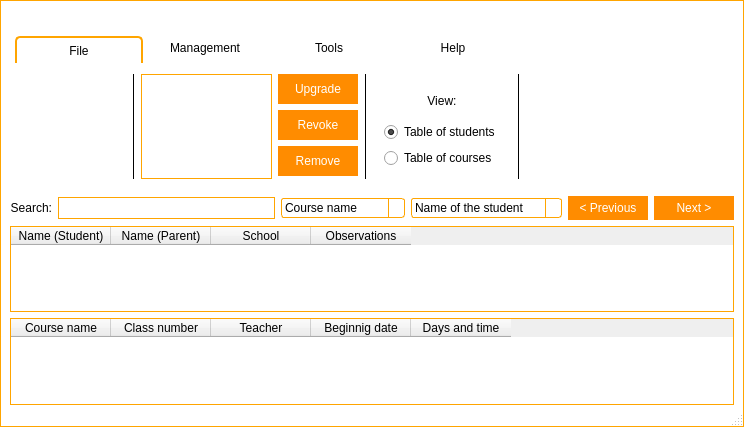
Old version of the form frmmain.ui in the repository Nintersoft/SmartClass.
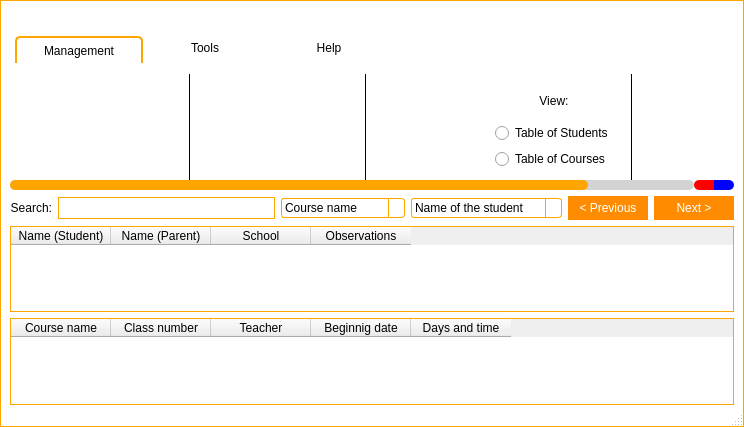
New version of the form. The open tabs and pages were chosen to show the change. Icons and pictures are not drawn. Custom widgets are drawn as their Qt base class.

Patch:
```diff
--- a/frmmain.ui
+++ b/frmmain.ui
@@ -468,209 +468,6 @@
         <property name="currentIndex">
          <number>1</number>
         </property>
-        <widget class="QWidget" name="tabFile">
-         <attribute name="title">
-          <string>File</string>
-         </attribute>
-         <layout class="QGridLayout" name="gridLayout_3">
-          <property name="leftMargin">
-           <number>0</number>
-          </property>
-          <property name="topMargin">
-           <number>0</number>
-          </property>
-          <property name="rightMargin">
-           <number>0</number>
-          </property>
-          <property name="bottomMargin">
-           <number>0</number>
-          </property>
-          <property name="spacing">
-           <number>0</number>
-          </property>
-          <item row="0" column="0">
-           <widget class="QScrollArea" name="scrollTabFile">
-            <property name="verticalScrollBarPolicy">
-             <enum>Qt::ScrollBarAlwaysOff</enum>
-            </property>
-            <property name="widgetResizable">
-             <bool>true</bool>
-            </property>
-            <widget class="QWidget" name="tabFileLayout">
-             <property name="geometry">
-              <rect>
-               <x>0</x>
-               <y>0</y>
-               <width>724</width>
-               <height>127</height>
-              </rect>
-             </property>
-             <layout class="QGridLayout" name="gridLayout_9">
-              <item row="0" column="6">
-               <widget class="Line" name="line_7">
-                <property name="frameShadow">
-                 <enum>QFrame::Plain</enum>
-                </property>
-                <property name="orientation">
-                 <enum>Qt::Vertical</enum>
-                </property>
-               </widget>
-              </item>
-              <item row="0" column="1">
-               <widget class="Line" name="line_4">
-                <property name="frameShadow">
-                 <enum>QFrame::Plain</enum>
-                </property>
-                <property name="orientation">
-                 <enum>Qt::Vertical</enum>
-                </property>
-               </widget>
-              </item>
-              <item row="0" column="0">
-               <widget class="QToolButton" name="btLogOff">
-                <property name="toolTip">
-                 <string>LogOff</string>
-                </property>
-                <property name="text">
-                 <string/>
-                </property>
-                <property name="icon">
-                 <iconset resource="resources.qrc">
-                  <normaloff>:/images/buttons/LogOut.PNG</normaloff>:/images/buttons/LogOut.PNG</iconset>
-                </property>
-                <property name="iconSize">
-                 <size>
-                  <width>100</width>
-                  <height>100</height>
-                 </size>
-                </property>
-               </widget>
-              </item>
-              <item row="0" column="2">
-               <widget class="QListWidget" name="lwUsers"/>
-              </item>
-              <item row="0" column="8">
-               <spacer name="horizontalSpacer_4">
-                <property name="orientation">
-                 <enum>Qt::Horizontal</enum>
-                </property>
-                <property name="sizeHint" stdset="0">
-                 <size>
-                  <width>216</width>
-                  <height>20</height>
-                 </size>
-                </property>
-               </spacer>
-              </item>
-              <item row="0" column="4">
-               <widget class="Line" name="line_6">
-                <property name="frameShadow">
-                 <enum>QFrame::Plain</enum>
-                </property>
-                <property name="orientation">
-                 <enum>Qt::Vertical</enum>
-                </property>
-               </widget>
-              </item>
-              <item row="0" column="3">
-               <layout class="QVBoxLayout" name="verticalLayout">
-                <item>
-                 <widget class="QPushButton" name="btUpgradeRole">
-                  <property name="minimumSize">
-                   <size>
-                    <width>80</width>
-                    <height>30</height>
-                   </size>
-                  </property>
-                  <property name="text">
-                   <string>Upgrade</string>
-                  </property>
-                 </widget>
-                </item>
-                <item>
-                 <widget class="QPushButton" name="btRevokeRole">
-                  <property name="minimumSize">
-                   <size>
-                    <width>80</width>
-                    <height>30</height>
-                   </size>
-                  </property>
-                  <property name="text">
-                   <string>Revoke</string>
-                  </property>
-                 </widget>
-                </item>
-                <item>
-                 <widget class="QPushButton" name="btRemoveUser">
-                  <property name="minimumSize">
-                   <size>
-                    <width>80</width>
-                    <height>30</height>
-                   </size>
-                  </property>
-                  <property name="text">
-                   <string>Remove</string>
-                  </property>
-                 </widget>
-                </item>
-               </layout>
-              </item>
-              <item row="0" column="7">
-               <widget class="QToolButton" name="btSettings">
-                <property name="text">
-                 <string/>
-                </property>
-                <property name="icon">
-                 <iconset resource="resources.qrc">
-                  <normaloff>:/images/buttons/Settings.png</normaloff>:/images/buttons/Settings.png</iconset>
-                </property>
-                <property name="iconSize">
-                 <size>
-                  <width>100</width>
-                  <height>100</height>
-                 </size>
-                </property>
-               </widget>
-              </item>
-              <item row="0" column="5">
-               <widget class="QWidget" name="widget" native="true">
-                <layout class="QGridLayout" name="gridLayout_10">
-                 <item row="1" column="0">
-                  <widget class="QRadioButton" name="rbStudentsTable">
-                   <property name="text">
-                    <string>Table of students</string>
-                   </property>
-                   <property name="checked">
-                    <bool>true</bool>
-                   </property>
-                  </widget>
-                 </item>
-                 <item row="0" column="0">
-                  <widget class="QLabel" name="lblViewTable">
-                   <property name="text">
-                    <string>View:</string>
-                   </property>
-                   <property name="alignment">
-                    <set>Qt::AlignCenter</set>
-                   </property>
-                  </widget>
-                 </item>
-                 <item row="2" column="0">
-                  <widget class="QRadioButton" name="rbCoursesTable">
-                   <property name="text">
-                    <string>Table of courses</string>
-                   </property>
-                  </widget>
-                 </item>
-                </layout>
-               </widget>
-              </item>
-             </layout>
-            </widget>
-           </widget>
-          </item>
-         </layout>
-        </widget>
         <widget class="QWidget" name="tabManagement">
          <attribute name="title">
           <string>Management</string>
@@ -704,8 +501,8 @@
               <rect>
                <x>0</x>
                <y>0</y>
-               <width>724</width>
-               <height>127</height>
+               <width>844</width>
+               <height>124</height>
               </rect>
              </property>
              <layout class="QGridLayout" name="gridLayout_8">
@@ -968,6 +765,36 @@
                 </property>
                </widget>
               </item>
+              <item row="0" column="7" rowspan="2">
+               <widget class="QWidget" name="widget_2" native="true">
+                <layout class="QGridLayout" name="gridLayout_11">
+                 <item row="1" column="0">
+                  <widget class="QRadioButton" name="rbStudentsTable">
+                   <property name="text">
+                    <string>Table of Students</string>
+                   </property>
+                  </widget>
+                 </item>
+                 <item row="2" column="0">
+                  <widget class="QRadioButton" name="rbCoursesTable">
+                   <property name="text">
+                    <string>Table of Courses</string>
+                   </property>
+                  </widget>
+                 </item>
+                 <item row="0" column="0">
+                  <widget class="QLabel" name="lblViewTable">
+                   <property name="text">
+                    <string>View:</string>
+                   </property>
+                   <property name="alignment">
+                    <set>Qt::AlignCenter</set>
+                   </property>
+                  </widget>
+                 </item>
+                </layout>
+               </widget>
+              </item>
              </layout>
             </widget>
            </widget>
@@ -1103,7 +930,24 @@
                 </property>
                </widget>
               </item>
-              <item row="0" column="4">
+              <item row="0" column="1">
+               <widget class="QToolButton" name="btSettings">
+                <property name="text">
+                 <string/>
+                </property>
+                <property name="icon">
+                 <iconset resource="resources.qrc">
+                  <normaloff>:/images/buttons/Settings.png</normaloff>:/images/buttons/Settings.png</iconset>
+                </property>
+                <property name="iconSize">
+                 <size>
+                  <width>100</width>
+                  <height>100</height>
+                 </size>
+                </property>
+               </widget>
+              </item>
+              <item row="0" column="8">
                <widget class="QToolButton" name="btImportDB">
                 <property name="text">
                  <string/>
@@ -1147,6 +991,50 @@
                 </property>
                </widget>
               </item>
+              <item row="0" column="6">
+               <widget class="QToolButton" name="btResetDB">
+                <property name="text">
+                 <string/>
+                </property>
+                <property name="icon">
+                 <iconset resource="resources.qrc">
+                  <normaloff>:/images/buttons/ResetDB.png</normaloff>:/images/buttons/ResetDB.png</iconset>
+                </property>
+                <property name="iconSize">
+                 <size>
+                  <width>100</width>
+                  <height>100</height>
+                 </size>
+                </property>
+               </widget>
+              </item>
+              <item row="0" column="3">
+               <widget class="Line" name="line_7">
+                <property name="frameShadow">
+                 <enum>QFrame::Plain</enum>
+                </property>
+                <property name="orientation">
+                 <enum>Qt::Vertical</enum>
+                </property>
+               </widget>
+              </item>
+              <item row="0" column="2">
+               <widget class="QToolButton" name="btManageUsers">
+                <property name="text">
+                 <string/>
+                </property>
+                <property name="icon">
+                 <iconset resource="resources.qrc">
+                  <normaloff>:/images/buttons/ManageUser.png</normaloff>:/images/buttons/ManageUser.png</iconset>
+                </property>
+                <property name="iconSize">
+                 <size>
+                  <width>100</width>
+                  <height>100</height>
+                 </size>
+                </property>
+               </widget>
+              </item>
              </layout>
             </widget>
            </widget>
```
Left out of the diff: 379 changed lines with no effect on the pictures.
